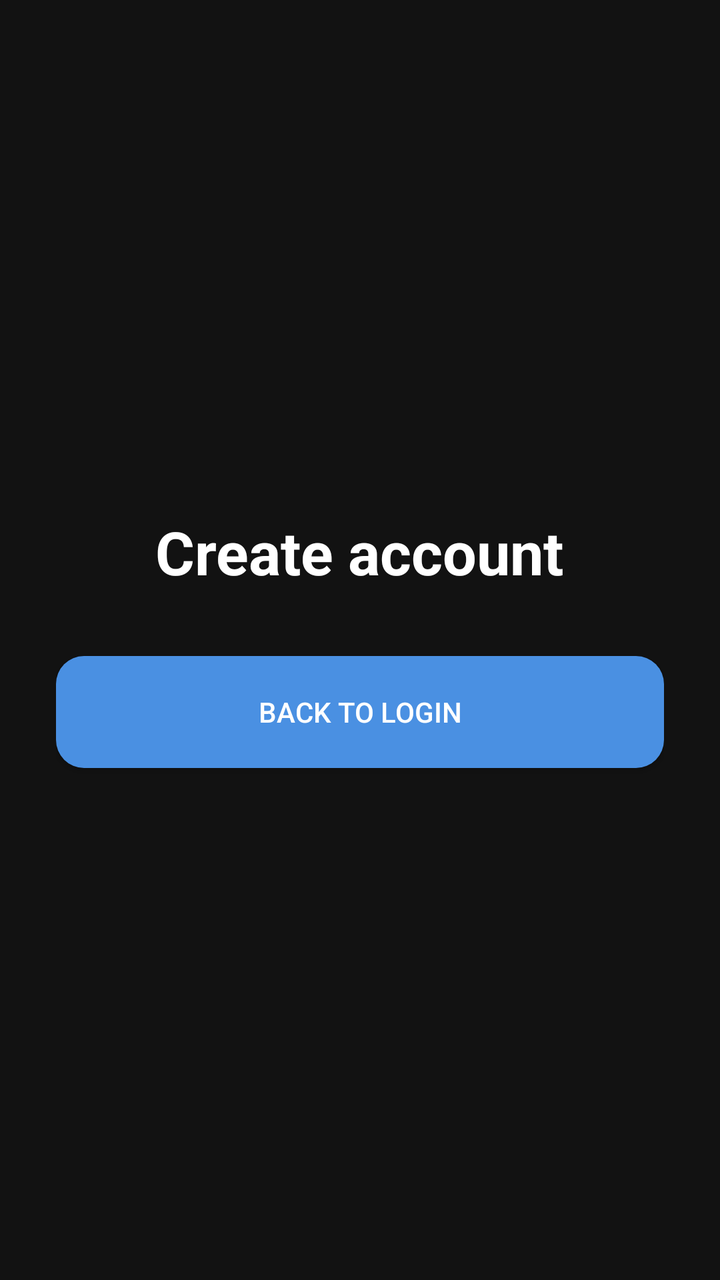
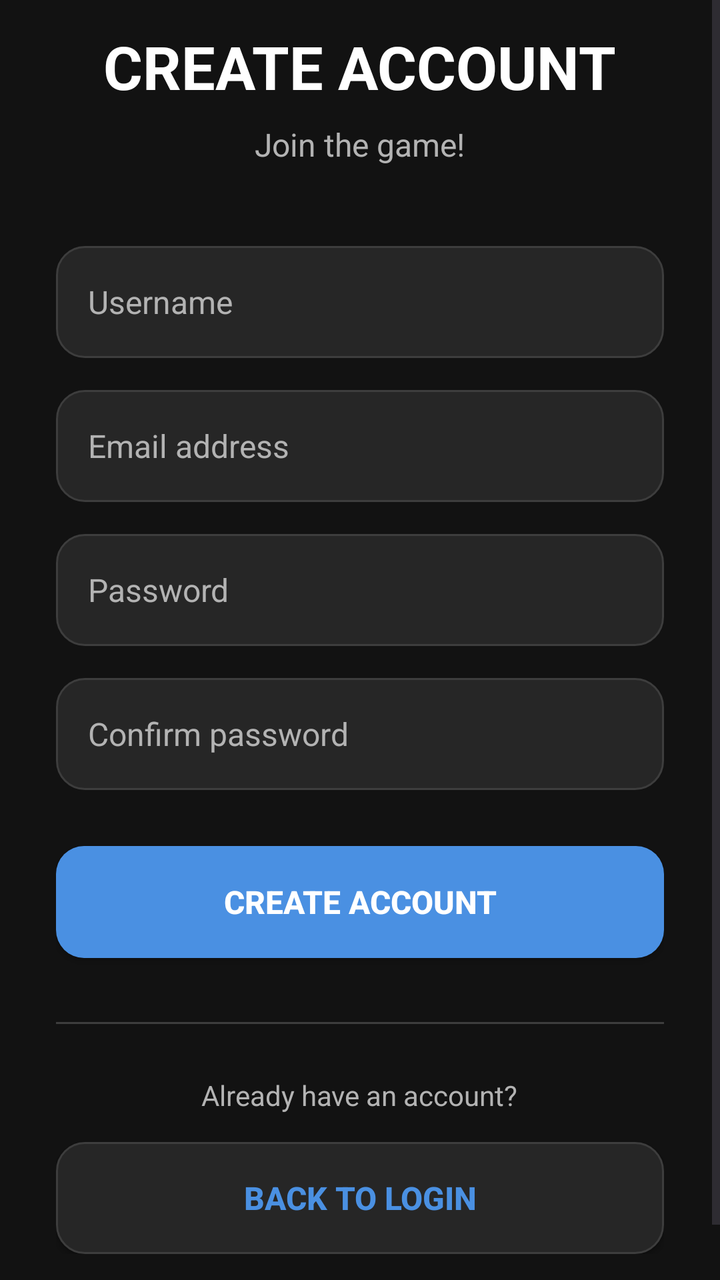

Screens rendered from an Android XML layout before and after an edit, with the pre-edit source and the edit as a unified diff.
<!-- AndroidManifest.xml: application theme Theme.HockeyGame -->
<!-- res/layout/activity_register.xml -->
<?xml version="1.0" encoding="utf-8"?>
<LinearLayout xmlns:android="http://schemas.android.com/apk/res/android"
    android:layout_width="match_parent"
    android:layout_height="match_parent"
    android:background="@color/background_dark"
    android:gravity="center"
    android:orientation="vertical"
    android:padding="28dp">

    <TextView
        android:layout_width="wrap_content"
        android:layout_height="wrap_content"
        android:text="Create account"
        android:textColor="@color/text_primary"
        android:textSize="30sp"
        android:textStyle="bold" />

    <Button
        android:id="@+id/buttonBackToLogin"
        android:layout_width="match_parent"
        android:layout_height="56dp"
        android:layout_marginTop="32dp"
        android:background="@drawable/button_primary"
        android:text="BACK TO LOGIN"
        android:textColor="@color/text_primary" />

</LinearLayout>
<!-- resources referenced by this layout -->
<resources>
  <color name="background_dark">#121212</color>
  <color name="text_primary">#FFFFFF</color>
  <!-- drawable button_primary (drawable) -->
  <?xml version="1.0" encoding="utf-8"?>
  <selector xmlns:android="http://schemas.android.com/apk/res/android">
  
      <item android:state_pressed="true">
          <shape android:shape="rectangle">
              <solid android:color="@color/primary_blue_dark" />
              <corners android:radius="14dp" />
          </shape>
      </item>
  
      <item>
          <shape android:shape="rectangle">
              <solid android:color="@color/primary_blue" />
              <corners android:radius="14dp" />
          </shape>
      </item>
  
  </selector>
  <style name="Theme.HockeyGame" parent="Base.Theme.HockeyGame" />
  <color name="primary_blue_dark">#357ABD</color>
  <color name="primary_blue">#4A90E2</color>
  <style name="Base.Theme.HockeyGame" parent="Theme.Material3.DayNight.NoActionBar">
          
          
      </style>
</resources>

<!-- the commit's change to res/layout/activity_register.xml (unified diff, before → after) -->
@@ -1,27 +1,129 @@
 <?xml version="1.0" encoding="utf-8"?>
-<LinearLayout xmlns:android="http://schemas.android.com/apk/res/android"
+<ScrollView xmlns:android="http://schemas.android.com/apk/res/android"
     android:layout_width="match_parent"
     android:layout_height="match_parent"
     android:background="@color/background_dark"
-    android:gravity="center"
-    android:orientation="vertical"
-    android:padding="28dp">
+    android:fillViewport="true">
 
-    <TextView
-        android:layout_width="wrap_content"
+    <LinearLayout
+        android:layout_width="match_parent"
         android:layout_height="wrap_content"
-        android:text="Create account"
-        android:textColor="@color/text_primary"
-        android:textSize="30sp"
-        android:textStyle="bold" />
+        android:layout_gravity="center_vertical"
+        android:orientation="vertical"
+        android:paddingStart="28dp"
+        android:paddingTop="42dp"
+        android:paddingEnd="28dp"
+        android:paddingBottom="42dp">
 
-    <Button
-        android:id="@+id/buttonBackToLogin"
-        android:layout_width="match_parent"
-        android:layout_height="56dp"
-        android:layout_marginTop="32dp"
-        android:background="@drawable/button_primary"
-        android:text="BACK TO LOGIN"
-        android:textColor="@color/text_primary" />
+        <TextView
+            android:layout_width="wrap_content"
+            android:layout_height="wrap_content"
+            android:layout_gravity="center_horizontal"
+            android:text="CREATE ACCOUNT"
+            android:textColor="@color/text_primary"
+            android:textSize="30sp"
+            android:textStyle="bold" />
 
-</LinearLayout>
+        <TextView
+            android:layout_width="wrap_content"
+            android:layout_height="wrap_content"
+            android:layout_gravity="center_horizontal"
+            android:layout_marginTop="8dp"
+            android:text="Join the game!"
+            android:textColor="@color/text_secondary"
+            android:textSize="16sp" />
+
+        <EditText
+            android:id="@+id/editTextUsername"
+            android:layout_width="match_parent"
+            android:layout_height="56dp"
+            android:layout_marginTop="40dp"
+            android:background="@drawable/input_background"
+            android:hint="Username"
+            android:inputType="textPersonName"
+            android:maxLines="1"
+            android:textColor="@color/text_primary"
+            android:textColorHint="@color/text_secondary"
+            android:textSize="16sp" />
+
+        <EditText
+            android:id="@+id/editTextEmail"
+            android:layout_width="match_parent"
+            android:layout_height="56dp"
+            android:layout_marginTop="16dp"
+            android:background="@drawable/input_background"
+            android:hint="Email address"
+            android:inputType="textEmailAddress"
+            android:maxLines="1"
+            android:textColor="@color/text_primary"
+            android:textColorHint="@color/text_secondary"
+            android:textSize="16sp" />
+
+        <EditText
+            android:id="@+id/editTextPassword"
+            android:layout_width="match_parent"
+            android:layout_height="56dp"
+            android:layout_marginTop="16dp"
+            android:background="@drawable/input_background"
+            android:hint="Password"
+            android:inputType="textPassword"
+            android:maxLines="1"
+            android:textColor="@color/text_primary"
+            android:textColorHint="@color/text_secondary"
+            android:textSize="16sp" />
+
+        <EditText
+            android:id="@+id/editTextConfirmPassword"
+            android:layout_width="match_parent"
+            android:layout_height="56dp"
+            android:layout_marginTop="16dp"
+            android:background="@drawable/input_background"
+            android:hint="Confirm password"
+            android:inputType="textPassword"
+            android:maxLines="1"
+            android:textColor="@color/text_primary"
+            android:textColorHint="@color/text_secondary"
+            android:textSize="16sp" />
+
+        <Button
+            android:id="@+id/buttonRegister"
+            android:layout_width="match_parent"
+            android:layout_height="56dp"
+            android:layout_marginTop="28dp"
+            android:background="@drawable/button_primary"
+            android:text="CREATE ACCOUNT"
+            android:textAllCaps="false"
+            android:textColor="@color/text_primary"
+            android:textSize="16sp"
+            android:textStyle="bold" />
+
+        <View
+            android:layout_width="match_parent"
+            android:layout_height="1dp"
+            android:layout_marginTop="32dp"
+            android:background="@color/input_stroke" />
+
+        <TextView
+            android:layout_width="wrap_content"
+            android:layout_height="wrap_content"
+            android:layout_gravity="center_horizontal"
+            android:layout_marginTop="26dp"
+            android:text="Already have an account?"
+            android:textColor="@color/text_secondary"
+            android:textSize="14sp" />
+
+        <Button
+            android:id="@+id/buttonBackToLogin"
+            android:layout_width="match_parent"
+            android:layout_height="56dp"
+            android:layout_marginTop="14dp"
+            android:background="@drawable/input_background"
+            android:text="BACK TO LOGIN"
+            android:textAllCaps="false"
+            android:textColor="@color/primary_blue"
+            android:textSize="16sp"
+            android:textStyle="bold" />
+
+    </LinearLayout>
+
+</ScrollView>
<!-- resource entries referenced after the edit -->
@@ -1,7 +1,10 @@
 <!-- resources referenced by this layout -->
 <resources>
   <color name="background_dark">#121212</color>
+  <color name="input_stroke">#3D3D3D</color>
+  <color name="primary_blue">#4A90E2</color>
   <color name="text_primary">#FFFFFF</color>
+  <color name="text_secondary">#B3B3B3</color>
   <!-- drawable button_primary (drawable) -->
   <?xml version="1.0" encoding="utf-8"?>
   <selector xmlns:android="http://schemas.android.com/apk/res/android">
@@ -21,9 +24,50 @@
       </item>
   
   </selector>
+  <!-- drawable input_background (drawable) -->
+  <?xml version="1.0" encoding="utf-8"?>
+  <selector xmlns:android="http://schemas.android.com/apk/res/android">
+  
+      <item android:state_focused="true">
+          <shape android:shape="rectangle">
+              <solid android:color="@color/input_background" />
+  
+              <stroke
+                  android:width="2dp"
+                  android:color="@color/primary_blue" />
+  
+              <corners android:radius="14dp" />
+  
+              <padding
+                  android:left="16dp"
+                  android:top="4dp"
+                  android:right="16dp"
+                  android:bottom="4dp" />
+          </shape>
+      </item>
+  
+      <item>
+          <shape android:shape="rectangle">
+              <solid android:color="@color/input_background" />
+  
+              <stroke
+                  android:width="1dp"
+                  android:color="@color/input_stroke" />
+  
+              <corners android:radius="14dp" />
+  
+              <padding
+                  android:left="16dp"
+                  android:top="4dp"
+                  android:right="16dp"
+                  android:bottom="4dp" />
+          </shape>
+      </item>
+  
+  </selector>
   <style name="Theme.HockeyGame" parent="Base.Theme.HockeyGame" />
   <color name="primary_blue_dark">#357ABD</color>
-  <color name="primary_blue">#4A90E2</color>
+  <color name="input_background">#262626</color>
   <style name="Base.Theme.HockeyGame" parent="Theme.Material3.DayNight.NoActionBar">
           
           
